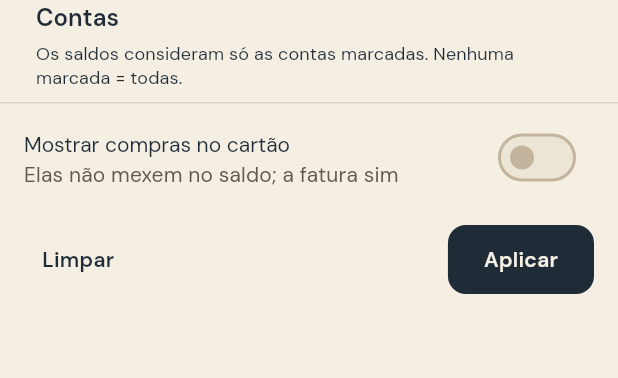
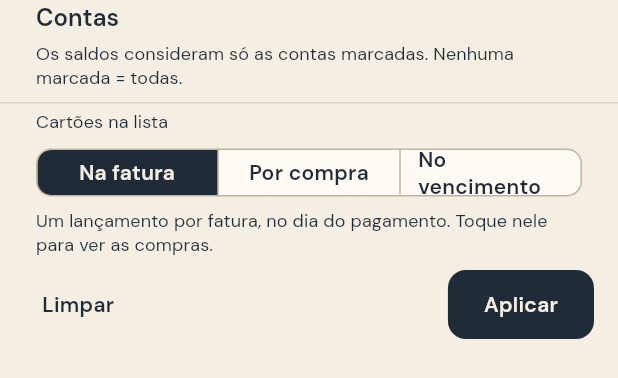
Before and after one commit to deividysantos/SewWallet, a Flutter app: the _FilterSheet widget shown alone on an empty page, opened directly with empty values, on a phone screen of 412 x 824 dp. Shown: the top 378 px of the screen. Run offline on Flutter 3.47's test engine with Material 3 defaults, Android fonts, the phone set to English and light mode, and no system bars; our stand-ins replace file_picker, fl_chart, google_fonts, shared_preferences; accounts and stored records are empty; network calls fail.

Commit message:
Compras no cartão agrupadas na fatura na tela inicial
- Nova visão (padrão) "Agrupadas na fatura": um lançamento por cartão no
  vencimento da fatura, sempre no mês do pagamento; tocar abre a fatura
  com as compras
- A fatura continua aparecendo depois de paga ("Paga em dd/mm") e os
  lançamentos de pagamento saem da lista (os saldos não mudam)
- API: cardDate=invoice em GET /transactions; faturas trazem lastPaidAt
- Configurações e filtro da tela inicial com as três opções; relatório
  por categoria usa o vencimento quando a lista está agrupada
- Ícone da fatura na cor do cartão

Co-Authored-By: Claude Opus 5.5 <noreply@anthropic.com>

```diff
--- a/app/lib/models/ledger.dart
+++ b/app/lib/models/ledger.dart
@@ -144,12 +144,16 @@ class InvoiceItem extends LedgerItem {
     required this.paidAmount,
     required this.remaining,
     required this.status,
+    this.lastPaidAt,
   });
 
   @override
   final String id;
   @override
   final String description;
+
+  /// Data do último pagamento (quando já houve).
+  final DateTime? lastPaidAt;
 
   /// Vencimento.
   @override
@@ -173,6 +177,7 @@ class InvoiceItem extends LedgerItem {
         paidAmount: j['paid'] as int,
         remaining: j['remaining'] as int,
         status: parseInvoiceStatus(j['status']),
+        lastPaidAt: j['lastPaidAt'] == null ? null : parseDate(j['lastPaidAt'] as String),
       );
 }
 
--- a/app/lib/screens/category_report_screen.dart
+++ b/app/lib/screens/category_report_screen.dart
@@ -153,7 +153,8 @@ class CategoryReportScreen extends StatefulWidget {
 class _CategoryReportScreenState extends State<CategoryReportScreen> {
   bool _income = false;
   bool _realized = false;
-  late bool _byPayment = context.read<AppSettings>().cardDateView == CardDateView.payment;
+  /// Agrupado na fatura ou "data do pagamento" = gasto no mês em que a fatura vence.
+  late bool _byPayment = context.read<AppSettings>().cardDateView != CardDateView.purchase;
   bool _yearView = false;
   int _offset = 0;
   DateTimeRange? _custom;
@@ -350,7 +351,7 @@ class _CategoryReportScreenState extends State<CategoryReportScreen> {
   Widget build(BuildContext context) {
     final report = _report;
     final period = _period;
-    final customized = _realized || _byPayment != (context.read<AppSettings>().cardDateView == CardDateView.payment);
+    final customized = _realized || _byPayment != (context.read<AppSettings>().cardDateView != CardDateView.purchase);
 
     return Scaffold(
       appBar: AppBar(
--- a/app/lib/screens/settings_screen.dart
+++ b/app/lib/screens/settings_screen.dart
@@ -30,7 +30,7 @@ class SettingsScreen extends StatelessWidget {
           section('Lançamentos'),
           ListTile(
             title: const Text('Compras no cartão'),
-            subtitle: const Text('Em que dia as compras aparecem na lista de lançamentos'),
+            subtitle: const Text('Como as compras aparecem na lista de lançamentos'),
           ),
           RadioGroup<CardDateView>(
             groupValue: settings.cardDateView,
@@ -39,6 +39,11 @@ class SettingsScreen extends StatelessWidget {
             },
             child: const Column(
               children: [
+                RadioListTile<CardDateView>(
+                  value: CardDateView.invoice,
+                  title: Text('Agrupadas na fatura'),
+                  subtitle: Text('Um lançamento por cartão no dia do pagamento; toque para ver as compras'),
+                ),
                 RadioListTile<CardDateView>(
                   value: CardDateView.purchase,
                   title: Text('Data da compra'),
--- a/app/lib/screens/transactions_screen.dart
+++ b/app/lib/screens/transactions_screen.dart
@@ -682,10 +682,14 @@ class _InvoiceTile extends StatelessWidget {
     final (statusText, statusColor) = switch (invoice.status) {
       InvoiceStatus.open => ('Aberta · fecha ${shortDate(invoice.closingDate)}', scheme.onSurfaceVariant),
       InvoiceStatus.closed => ('Fechada', scheme.onSurfaceVariant),
-      InvoiceStatus.paid => ('Paga', colors.income),
+      InvoiceStatus.paid => (
+          invoice.lastPaidAt == null ? 'Paga' : 'Paga em ${shortDate(invoice.lastPaidAt!)}',
+          colors.income,
+        ),
       InvoiceStatus.overdue => ('Atrasada', colors.warning),
     };
     final shown = invoice.remaining > 0 ? invoice.remaining : invoice.total;
+    final cardColor = hexColor(context.read<Catalog>().card(invoice.card?.id)?.color) ?? scheme.tertiary;
 
     return InkWell(
       onTap: onTap,
@@ -693,7 +697,7 @@ class _InvoiceTile extends StatelessWidget {
       padding: const EdgeInsets.fromLTRB(16, 10, 8, 10),
       child: Row(
         children: [
-          IconBadge(icon: Icons.credit_card, color: scheme.tertiary),
+          IconBadge(icon: Icons.credit_card, color: cardColor),
           const SizedBox(width: 12),
           Expanded(
             child: Column(
@@ -792,31 +796,41 @@ class _FilterSheetState extends State<_FilterSheet> {
                 secondary: CircleAvatar(radius: 6, backgroundColor: hexColor(a.color) ?? theme.colorScheme.primary),
               ),
             const Divider(),
-            SwitchListTile(
-              value: _includeCards,
-              onChanged: (v) => setState(() => _includeCards = v),
-              title: const Text('Mostrar compras no cartão'),
-              subtitle: const Text('Elas não mexem no saldo; a fatura sim'),
+            Padding(
+              padding: const EdgeInsets.fromLTRB(24, 4, 24, 0),
+              child: Column(
+                crossAxisAlignment: CrossAxisAlignment.stretch,
+                children: [
+                  Text('Cartões na lista', style: theme.textTheme.bodySmall),
+                  const SizedBox(height: 6),
+                  SegmentedButton<CardDateView>(
+                    segments: const [
+                      ButtonSegment(value: CardDateView.invoice, label: Text('Na fatura')),
+                      ButtonSegment(value: CardDateView.purchase, label: Text('Por compra')),
+                      ButtonSegment(value: CardDateView.payment, label: Text('No vencimento')),
+                    ],
+                    selected: {_cardDate},
+                    showSelectedIcon: false,
+                    onSelectionChanged: (s) => setState(() => _cardDate = s.first),
+                  ),
+                  const SizedBox(height: 4),
+                  Text(
+                    switch (_cardDate) {
+                      CardDateView.invoice => 'Um lançamento por fatura, no dia do pagamento. Toque nele para ver as compras.',
+                      CardDateView.purchase => 'Cada compra no dia em que foi feita.',
+                      CardDateView.payment => 'Cada compra no vencimento da fatura em que entrou.',
+                    },
+                    style: theme.textTheme.bodySmall,
+                  ),
+                ],
+              ),
             ),
-            if (_includeCards)
-              Padding(
-                padding: const EdgeInsets.fromLTRB(24, 4, 24, 0),
-                child: Column(
-                  crossAxisAlignment: CrossAxisAlignment.stretch,
-                  children: [
-                    Text('Compras no cartão pela', style: theme.textTheme.bodySmall),
-                    const SizedBox(height: 6),
-                    SegmentedButton<CardDateView>(
-                      segments: const [
-                        ButtonSegment(value: CardDateView.purchase, label: Text('Data da compra')),
-                        ButtonSegment(value: CardDateView.payment, label: Text('Data do pagamento')),
-                      ],
-                      selected: {_cardDate},
-                      showSelectedIcon: false,
-                      onSelectionChanged: (s) => setState(() => _cardDate = s.first),
-                    ),
-                  ],
-                ),
+            if (_cardDate != CardDateView.invoice)
+              SwitchListTile(
+                value: _includeCards,
+                onChanged: (v) => setState(() => _includeCards = v),
+                title: const Text('Mostrar compras no cartão'),
+                subtitle: const Text('Elas não mexem no saldo; a fatura sim'),
               ),
             Padding(
               padding: const EdgeInsets.fromLTRB(16, 8, 16, 0),
```
Also changed, not shown: app/lib/state/settings.dart (+8 -5 lines), 2 other files.
